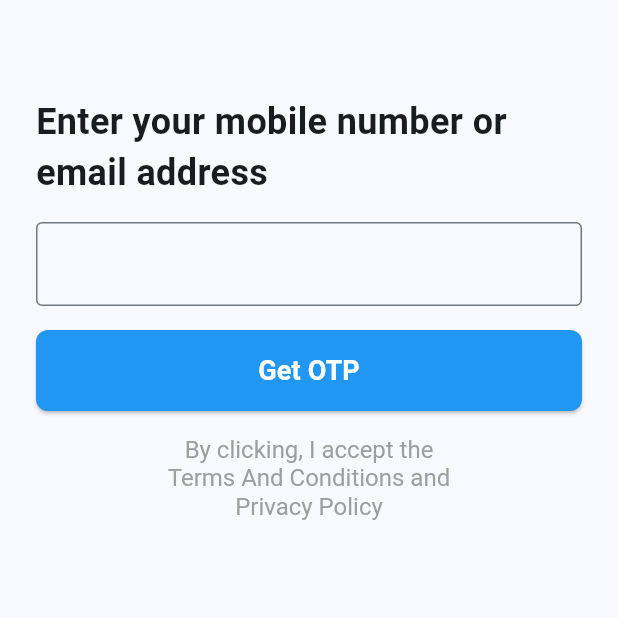
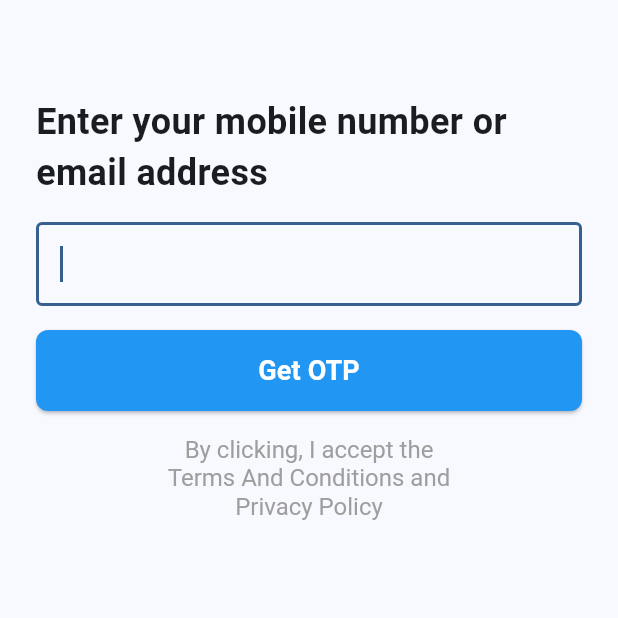
Before and after one commit to Sachinminde0093/northstar, a Flutter app: the screen it shows after launch, on a phone screen of 412 x 824 dp, the top half of it. Run offline on Flutter 3.47's test engine with Material 3 defaults, Android fonts, the phone set to English and light mode, and no system bars; our stand-ins replace shared_preferences.

```diff
--- a/lib/main.dart
+++ b/lib/main.dart
@@ -4,6 +4,8 @@ import 'package:northstar_task/presentation/screens/home/home_screen.dart';
 import 'package:northstar_task/presentation/screens/login/login_screen.dart';
 import 'package:northstar_task/presentation/screens/onboard/onboarding_screen.dart';
 import 'package:northstar_task/presentation/screens/otp/otp_screen.dart';
+
+import 'presentation/widgets/dismiss_keyboard.dart';
 
 void main() {
   SystemChrome.setSystemUIOverlayStyle(
@@ -39,7 +41,8 @@ class _MyAppState extends State<MyApp> {
 
   @override
   Widget build(BuildContext context) {
-    return MaterialApp(
+    return DismissKeyboard(
+      child: MaterialApp(
         key: key,
         title: 'North Star',
         theme: ThemeData(
@@ -57,9 +60,11 @@ class _MyAppState extends State<MyApp> {
           '/onboarding': (context) => const OnboardingScreen(),
           '/home': (context) => const HomeScreen(),
         },
+      ),
     );
   }
 }
+
 
 /// I use simple navigator for routing.
 /// We can write all strings in one file, which can help with internationalization.
--- a/lib/presentation/screens/login/login_screen.dart
+++ b/lib/presentation/screens/login/login_screen.dart
@@ -47,10 +47,13 @@ class _LoginScreenState extends State<LoginScreen> {
 
   @override
   Widget build(BuildContext context) {
+
     return Scaffold(
       /// this line is added only because after logout it do not display a status bar
       appBar: AppBar(automaticallyImplyLeading: false),
-      body: Form(
+      body: GestureDetector(
+        onTap: () => FocusManager.instance.primaryFocus?.unfocus(),
+        child: Form(
           key: loginFormKey,
           child: Padding(
             padding: const EdgeInsets.symmetric(horizontal: 24.0, vertical: 8.0),
@@ -72,12 +75,14 @@ class _LoginScreenState extends State<LoginScreen> {
             ),
           ),
         ),
+      ),
     );
   }
 
   /// Input field for number or email
   Widget _buildNumberEmailInput() => TextFormField(
       controller: numberEmailController,
+      autofocus: true,
       decoration: const InputDecoration(border: OutlineInputBorder(),),
       validator: (value) => validatorFunction(value));
 
--- a/lib/presentation/screens/otp/otp_screen.dart
+++ b/lib/presentation/screens/otp/otp_screen.dart
@@ -78,6 +78,7 @@ class _OtpScreenState extends State<OtpScreen> {
   /// Input field for Otp
   Widget _buildOtpInput() => TextFormField(
       controller: otpController,
+      autofocus: true,
       keyboardType: TextInputType.number,
       decoration: const InputDecoration( border: OutlineInputBorder(), hintText: '123456'),
       validator: (value) => validatorFunction(value));
--- /dev/null
+++ b/lib/presentation/widgets/dismiss_keyboard.dart
@@ -0,0 +1,21 @@
+// The DismissKeyboard widget (it's reusable)
+import 'package:flutter/material.dart';
+
+class DismissKeyboard extends StatelessWidget {
+  final Widget child;
+  const DismissKeyboard({super.key, required this.child});
+
+  @override
+  Widget build(BuildContext context) {
+    return GestureDetector(
+      onTap: () {
+        FocusScopeNode currentFocus = FocusScope.of(context);
+        if (!currentFocus.hasPrimaryFocus &&
+            currentFocus.focusedChild != null) {
+          FocusManager.instance.primaryFocus?.unfocus();
+        }
+      },
+      child: child,
+    );
+  }
+}
```
Also changed, not shown: lib/presentation/screens/onboard/onboarding_screen.dart (+5 -11 lines). Lines whose indentation alone changed are shown as unchanged.
